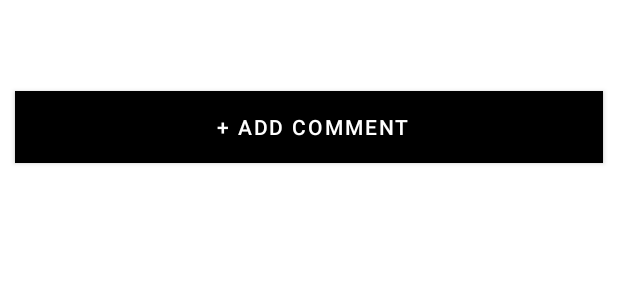
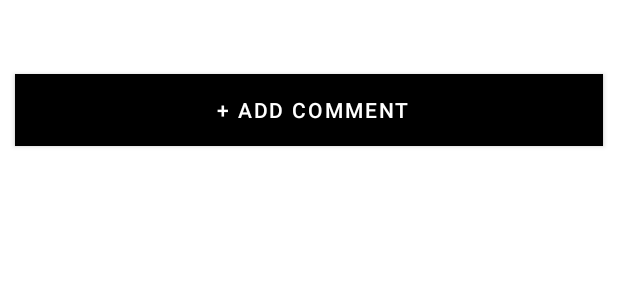
Before and after one commit to DevSheila/GamersLeague, an Android app: the layout activity_game.xml on its own in the app's theme, with its tools: preview values and no code run, on a phone screen of 412 x 824 dp. Shown: the top 300 px of the screen. Run offline under Robolectric (Android 15) with nearby library versions, the phone set to English and light mode, and no system bars.

Commit message:
edit reviews layout

```diff
--- a/app/src/main/java/com/example/gamersleague/GameActivity.java
+++ b/app/src/main/java/com/example/gamersleague/GameActivity.java
@@ -32,9 +32,10 @@ public class GameActivity extends AppCompatActivity implements View.OnClickListe
 
 
 
+
     private String[] comments= new String[] { "A very enjoyable progressive wave shooter with plenty of upgrades, abilities, cool locations and zombie types." ,"A lot better than I was expecting and if you like games like Crashlands, you'll love this for its cheap price.", "Only played for a few hours, and already it's worth the money. I suggest getting the premium edition as the DLC vehicles help you progress faster, and flatten the steep learning curve. It can run on my ryzen 5 3600 and rx 580 smoothly on on the 'high' graphics setting. Although it has a slow start, it is very addicting." ,"One annoying thing is that the camera is a bit wonky in places.However,would totally reccomend!","Graphics are beautiful and the gameplay is fun for what it is. If you were a fan of Mudrunners, then you will most likely be a fan of this"};
     private String[] ratings = new String[] {"4", "3", "4", "3","4" };
-//"Super game just point and shoot it's that simple brilliant",
+
     ArrayList<String> allComments = new ArrayList<>();
 
 
--- a/app/src/main/res/layout/activity_game.xml
+++ b/app/src/main/res/layout/activity_game.xml
@@ -24,14 +24,14 @@
         android:layout_width="match_parent"
         android:layout_margin="10dp"
         android:text=" + Add Comment"
-        android:layout_below="@+id/reviewslistView"
+        android:layout_below="@+id/gameDetailsTextView"
         android:background="@color/colorPrimaryText"
         android:textColor="@android:color/white"/>
     <ListView
         android:id="@+id/reviewslistView"
         android:layout_width="match_parent"
         android:layout_height="wrap_content"
-        android:layout_below="@+id/gameDetailsTextView"
+        android:layout_below="@+id/addCommentButton"
         android:layout_alignParentEnd="true"
         android:layout_alignParentRight="true"
         android:layout_marginTop="11dp"
```
